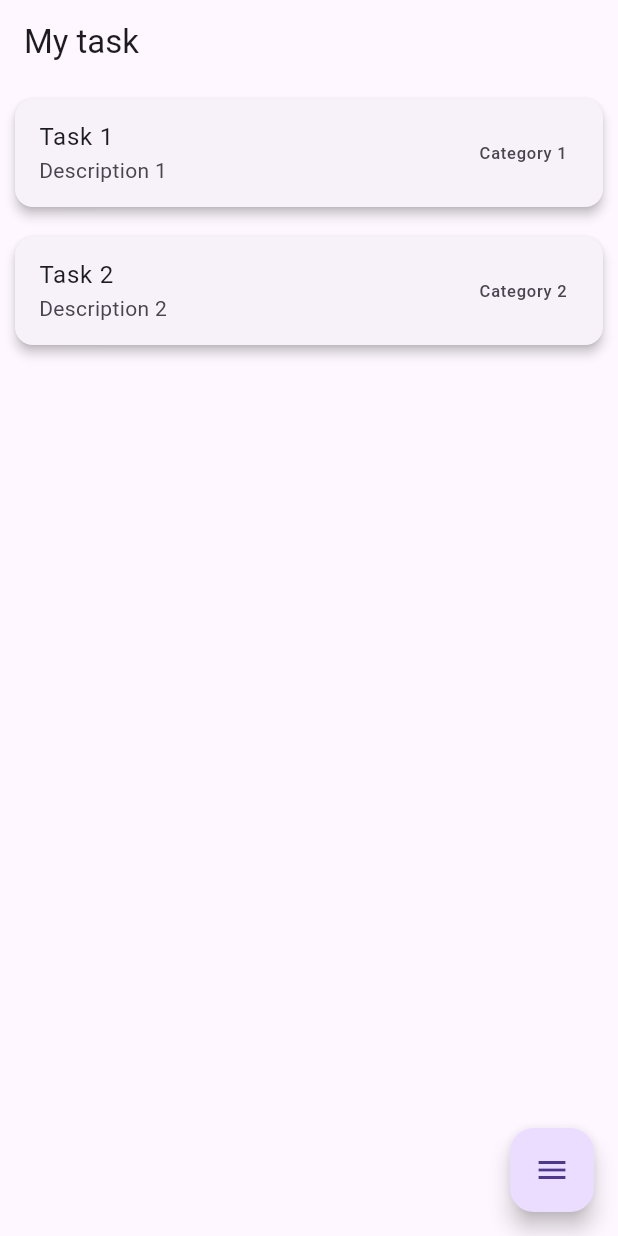
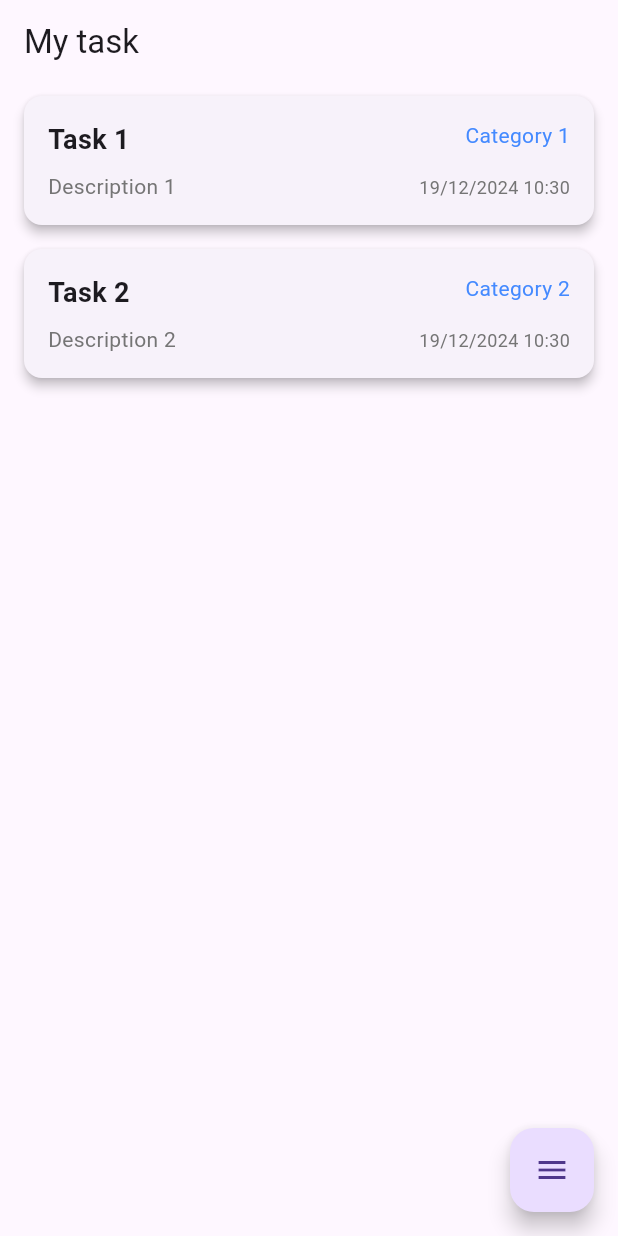
Before and after one commit to Navi321/task_manager_app, a Flutter app: the screen it shows after launch, on a phone screen of 412 x 824 dp. Run offline on Flutter 3.47's test engine with Material 3 defaults, Android fonts, the phone set to English and light mode, and no system bars.

Commit message:
work on a task card

```diff
--- /dev/null
+++ b/lib/models/task.dart
@@ -0,0 +1,35 @@
+class Task {
+  String title;
+  String description;
+  String category;
+  DateTime date;
+  bool isCompleted;
+
+  Task({
+    required this.title,
+    required this.description,
+    required this.category,
+    required this.date,
+    this.isCompleted = false,
+});
+
+  Map<String, dynamic> toMap() {
+    return {
+      'title': title,
+      'description': description,
+      'category': category,
+      'date': date.toIso8601String(),
+      'isCompleted': isCompleted ? 1 : 0,
+    };
+  }
+
+  factory Task.fromMap(Map<String, dynamic> map) {
+    return Task(
+      title: map['title'],
+      description: map['description'],
+      category: map['category'],
+      date: DateTime.parse(map['date']),
+      isCompleted: map['isCompleted'] == 1,
+    );
+  }
+}
--- a/lib/screens/home_screen.dart
+++ b/lib/screens/home_screen.dart
@@ -1,20 +1,39 @@
 import 'package:flutter/material.dart';
+import 'package:task_manager_app/widgets/card.dart';
+import 'package:task_manager_app/models/task.dart';
 
 class HomeScreen extends StatelessWidget {
-  const HomeScreen({super.key});
+  final List<Task> tasks = [
+    Task(
+      title: 'Task 1',
+      description: 'Description 1',
+      category: 'Category 1',
+      date: DateTime.now(),
+    ),
+    Task(
+      title: 'Task 2',
+      description: 'Description 2',
+      category: 'Category 2',
+      date: DateTime.now(),
+    ),
+  ];
 
   @override
   Widget build(BuildContext context) {
     return Scaffold(
       appBar: AppBar(
         title: Text('My task'),
-
       ),
-      body: ListView(
-        children: [
-          TaskCard(title: 'Task 1', description: 'Description 1', category: 'Category 1'),
-          TaskCard(title: 'Task 2', description: 'Description 2', category: 'Category 2'),
-        ],
+      body: ListView.builder(
+        itemCount: tasks.length,
+        itemBuilder: (context, index) {
+          return TaskCard(
+            task: tasks[index],
+            onOpenTask: () {
+              _showTaskDetails(context, tasks[index]);
+            },
+          );
+        },
       ),
       floatingActionButton: FloatingActionButton(
         onPressed: () {
@@ -26,23 +45,65 @@ class HomeScreen extends StatelessWidget {
   }
 }
 
-class TaskCard extends StatelessWidget {
-  final String title;
-  final String description;
-  final String category;
-
-  const TaskCard({super.key, required this.title, required this.description, required this.category});
-
-  @override
-  Widget build(BuildContext context) {
-    return Card(
-      margin: EdgeInsets.all(10),
-      elevation: 3,
-      child: ListTile(
-        title: Text(title),
-        subtitle: Text(description),
-        trailing: Text(category),
-      ),
-    );
-  }
+void _showTaskDetails(BuildContext context, Task task) {
+  showDialog(
+    context: context,
+    builder: (BuildContext context) {
+      return AlertDialog(
+        shape: RoundedRectangleBorder(
+          borderRadius: BorderRadius.circular(16.0),
+        ),
+        title: Text(
+        task.title,
+        style: TextStyle(fontSize: 20, fontWeight: FontWeight.bold),
+        ),
+        content: SingleChildScrollView(
+          child: Column(
+            crossAxisAlignment: CrossAxisAlignment.start,
+            children: [
+              Text(
+                task.description,
+                style: TextStyle(fontSize: 16),
+              ),
+              const SizedBox(height: 16),
+              Row(
+                mainAxisAlignment: MainAxisAlignment.spaceBetween,
+                children: [
+                  Text(
+                    "Category: ${task.category}",
+                    style: TextStyle(fontSize: 14, color: Colors.blueAccent),
+                  ),
+                  Text(
+                    "Date: ${_formatDate(task.date)}",
+                    style: TextStyle(fontSize: 14, color: Colors.grey[600]),
+                  ),
+                ],
+              ),
+            ],
+          ),
+        ),
+        actions: [
+          TextButton(
+            onPressed: () {
+              Navigator.pop(context);
+            },
+            child: Text(
+              'Delete',
+              style: TextStyle(color: Colors.red),
+            ),
+          ),
+          ElevatedButton(
+            onPressed: () {
+              // Edit the task
+              Navigator.pop(context);
+            },
+            child: Text('Edit'),
+          )
+        ],
+      );
+    },
+  );
 }
+String _formatDate(DateTime date) {
+  return '${date.day}/${date.month}/${date.year} ${date.hour}:${date.minute}';
+}
--- /dev/null
+++ b/lib/widgets/card.dart
@@ -0,0 +1,66 @@
+import 'package:flutter/material.dart';
+import 'package:task_manager_app/models/task.dart';
+
+class TaskCard extends StatelessWidget {
+  final Task task;
+  final VoidCallback onOpenTask;
+
+  const TaskCard({Key? key, required this.task, required this.onOpenTask})
+      : super(key: key);
+
+  @override
+  Widget build(BuildContext context) {
+    return GestureDetector(
+      onTap: onOpenTask,
+      child: Card(
+        elevation: 3,
+        margin: const EdgeInsets.symmetric(vertical: 8, horizontal: 16),
+        child: Padding(
+          padding: const EdgeInsets.all(16.0),
+          child: Row(
+            mainAxisAlignment: MainAxisAlignment.spaceBetween,
+            crossAxisAlignment: CrossAxisAlignment.start,
+            children: [
+              Expanded(
+                child: Column(
+                  crossAxisAlignment: CrossAxisAlignment.start,
+                  children: [
+                    Text(
+                      task.title,
+                      style: TextStyle(fontSize: 18, fontWeight: FontWeight.bold),
+                    ),
+                    const SizedBox(height: 8),
+                    Text(
+                      task.description,
+                      maxLines: 1,
+                      overflow: TextOverflow.ellipsis,
+                      style: TextStyle(fontSize: 14, color: Colors.grey[600]),
+                    ),
+                  ],
+                ),
+              ),
+              Column(
+                crossAxisAlignment: CrossAxisAlignment.end,
+                children: [
+                  Text(
+                    task.category,
+                    style: TextStyle(fontSize: 14, color: Colors.blueAccent),
+                  ),
+                  const SizedBox(height: 16),
+                  Text(
+                    _formatDate(task.date),
+                    style: TextStyle(fontSize: 12, color: Colors.grey[600]),
+                  ),
+                ],
+              ),
+            ],
+          ),
+        ),
+      ),
+    );
+  }
+
+  String _formatDate(DateTime date) {
+    return "${date.day}/${date.month}/${date.year} ${date.hour}:${date.minute}";
+  }
+}
```
